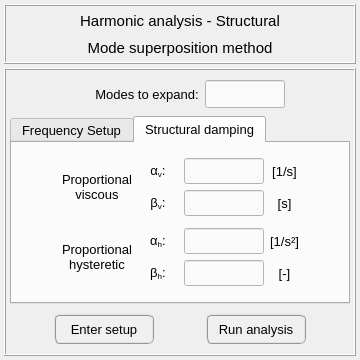
First picture: the form in pulse/interface/data/ui_files/analysis/structural/harmonic_analysis_mode_superposition_method.ui, repository open-pulse/OpenPulse, before the edit.
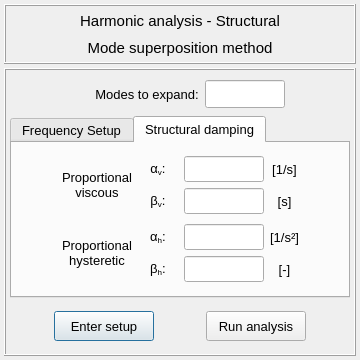
Second picture: the form after the edit. The open tabs and pages were chosen to show the change. Icons and pictures are not drawn.

Diff of the .ui file:
```diff
--- a/pulse/interface/data/ui_files/analysis/structural/harmonic_analysis_mode_superposition_method.ui
+++ b/pulse/interface/data/ui_files/analysis/structural/harmonic_analysis_mode_superposition_method.ui
@@ -267,8 +267,7 @@
             </font>
            </property>
            <property name="styleSheet">
-            <string notr="true">QLineEdit{color: rgb(0, 0, 0); background-color: rgb(250, 250, 250)}
-QLineEdit:disabled{color: rgb(100, 100, 100); background-color: rgb(220, 220, 220)}</string>
+            <string notr="true"/>
            </property>
            <property name="alignment">
             <set>Qt::AlignCenter</set>
@@ -430,8 +429,7 @@
              </font>
             </property>
             <property name="styleSheet">
-             <string notr="true">QLineEdit{color: rgb(0, 0, 0); background-color: rgb(250, 250, 250)}
-QLineEdit:disabled{color: rgb(100, 100, 100); background-color: rgb(220, 220, 220)}</string>
+             <string notr="true"/>
             </property>
             <property name="alignment">
              <set>Qt::AlignCenter</set>
@@ -462,8 +460,7 @@
              </font>
             </property>
             <property name="styleSheet">
-             <string notr="true">QLineEdit{color: rgb(0, 0, 0); background-color: rgb(250, 250, 250)}
-QLineEdit:disabled{color: rgb(100, 100, 100); background-color: rgb(220, 220, 220)}</string>
+             <string notr="true"/>
             </property>
             <property name="alignment">
              <set>Qt::AlignCenter</set>
@@ -551,8 +548,7 @@
              </font>
             </property>
             <property name="styleSheet">
-             <string notr="true">QLineEdit{color: rgb(0, 0, 0); background-color: rgb(250, 250, 250)}
-QLineEdit:disabled{color: rgb(100, 100, 100); background-color: rgb(220, 220, 220)}</string>
+             <string notr="true"/>
             </property>
             <property name="alignment">
              <set>Qt::AlignCenter</set>
@@ -610,7 +606,7 @@
              </font>
             </property>
             <property name="text">
-             <string>df:</string>
+             <string>Freq. step:</string>
             </property>
             <property name="alignment">
              <set>Qt::AlignRight|Qt::AlignTrailing|Qt::AlignVCenter</set>
@@ -832,8 +828,7 @@
                </font>
               </property>
               <property name="styleSheet">
-               <string notr="true">QLineEdit{color: rgb(0, 0, 0); background-color: rgb(250, 250, 250)}
-QLineEdit:disabled{color: rgb(100, 100, 100); background-color: rgb(220, 220, 220)}</string>
+               <string notr="true"/>
               </property>
               <property name="alignment">
                <set>Qt::AlignCenter</set>
@@ -864,8 +859,7 @@
                </font>
               </property>
               <property name="styleSheet">
-               <string notr="true">QLineEdit{color: rgb(0, 0, 0); background-color: rgb(250, 250, 250)}
-QLineEdit:disabled{color: rgb(100, 100, 100); background-color: rgb(220, 220, 220)}</string>
+               <string notr="true"/>
               </property>
               <property name="alignment">
                <set>Qt::AlignCenter</set>
@@ -913,8 +907,7 @@
                </font>
               </property>
               <property name="styleSheet">
-               <string notr="true">QLineEdit{color: rgb(0, 0, 0); background-color: rgb(250, 250, 250)}
-QLineEdit:disabled{color: rgb(100, 100, 100); background-color: rgb(220, 220, 220)}</string>
+               <string notr="true"/>
               </property>
               <property name="alignment">
                <set>Qt::AlignCenter</set>
@@ -945,8 +938,7 @@
                </font>
               </property>
               <property name="styleSheet">
-               <string notr="true">QLineEdit{color: rgb(0, 0, 0); background-color: rgb(250, 250, 250)}
-QLineEdit:disabled{color: rgb(100, 100, 100); background-color: rgb(220, 220, 220)}</string>
+               <string notr="true"/>
               </property>
               <property name="alignment">
                <set>Qt::AlignCenter</set>
@@ -1133,13 +1125,13 @@
         <property name="minimumSize">
          <size>
           <width>0</width>
-          <height>0</height>
+          <height>48</height>
          </size>
         </property>
         <property name="maximumSize">
          <size>
           <width>360</width>
-          <height>16777215</height>
+          <height>48</height>
          </size>
         </property>
         <property name="frameShape">
@@ -1191,10 +1183,7 @@
             </font>
            </property>
            <property name="styleSheet">
-            <string notr="true">QPushButton{border-radius: 6px; border-color: rgb(150, 150, 150); border-style: ridge; border-width: 2px; color: rgb(0, 0, 0); background-color: rgb(240, 240, 240)}
-QPushButton:hover{border-radius: 6px; border-color: rgb(0, 170, 255); border-style: ridge; border-width: 2px; color: rgb(0, 0, 0); background-color: rgba(174, 213, 255, 100)}
-QPushButton:pressed{border-radius: 6px; border-color: rgb(0, 170, 255); border-style: ridge; border-width: 2px; color: rgb(0, 0, 0); background-color: rgb(174, 213, 255)}
-QPushButton:disabled{border-radius: 6px; border-color: rgb(150, 150, 150); border-style: ridge; border-width: 0px; color: rgb(150,150, 150); background-color: rgb(220, 220, 220)}</string>
+            <string notr="true"/>
            </property>
            <property name="text">
             <string>Enter setup</string>
@@ -1225,10 +1214,7 @@
             </font>
            </property>
            <property name="styleSheet">
-            <string notr="true">QPushButton{border-radius: 6px; border-color: rgb(150, 150, 150); border-style: ridge; border-width: 2px; color: rgb(0, 0, 0); background-color: rgb(240, 240, 240)}
-QPushButton:hover{border-radius: 6px; border-color: rgb(0, 170, 255); border-style: ridge; border-width: 2px; color: rgb(0, 0, 0); background-color: rgba(174, 213, 255, 100)}
-QPushButton:pressed{border-radius: 6px; border-color: rgb(0, 170, 255); border-style: ridge; border-width: 2px; color: rgb(0, 0, 0); background-color: rgb(174, 213, 255)}
-QPushButton:disabled{border-radius: 6px; border-color: rgb(150, 150, 150); border-style: ridge; border-width: 0px; color: rgb(150,150, 150); background-color: rgb(220, 220, 220)}</string>
+            <string notr="true"/>
            </property>
            <property name="text">
             <string>Run analysis</string>
```
